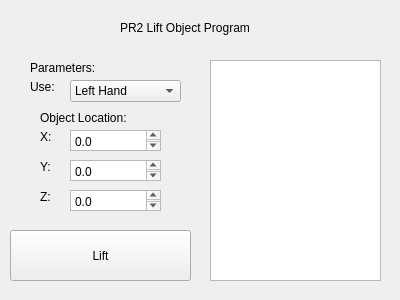
Above: rqt_pr2_hand_syntouch_sensor_interface/resource/liftobject.ui from BigMacStorm/PR2_hapticSensorResearch before the change. Below: the same form after it.
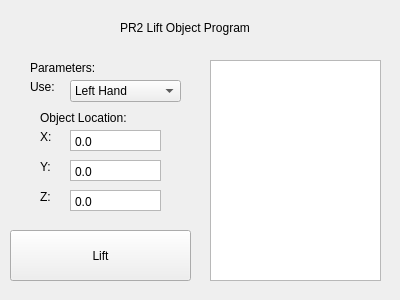
That is the form after the change.

Commit message: added interactivity to lift_hand

The edit to the form file:
```diff
--- a/rqt_pr2_hand_syntouch_sensor_interface/resource/liftobject.ui
+++ b/rqt_pr2_hand_syntouch_sensor_interface/resource/liftobject.ui
@@ -138,6 +138,9 @@
      <height>21</height>
     </rect>
    </property>
+   <property name="verticalScrollBarPolicy">
+    <enum>Qt::ScrollBarAlwaysOff</enum>
+   </property>
    <property name="plainText">
     <string>0.0</string>
    </property>
@@ -151,6 +154,9 @@
      <height>21</height>
     </rect>
    </property>
+   <property name="verticalScrollBarPolicy">
+    <enum>Qt::ScrollBarAlwaysOff</enum>
+   </property>
    <property name="plainText">
     <string>0.0</string>
    </property>
@@ -164,6 +170,9 @@
      <height>21</height>
     </rect>
    </property>
+   <property name="verticalScrollBarPolicy">
+    <enum>Qt::ScrollBarAlwaysOff</enum>
+   </property>
    <property name="plainText">
     <string>0.0</string>
    </property>
```
Left out of the diff: 12 changed lines with no effect on the pictures. The commit also changes 1 other file.
